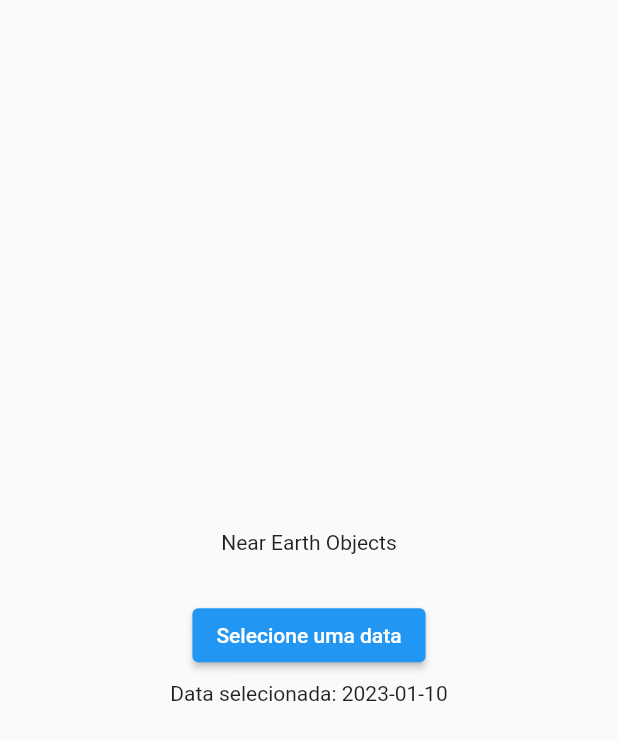
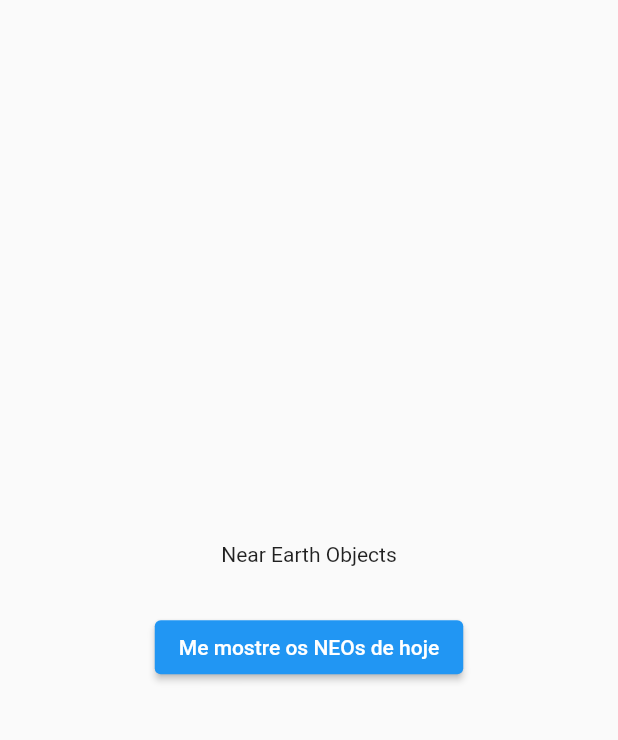
Before and after one commit to PedroMeerholz/NEO, a Flutter app: the screen it shows after launch, after a tap on "Entendi", on a phone screen of 412 x 824 dp. Shown: the top 740 px of the screen. Run offline on Flutter 3.47's test engine with Material 2 defaults, Android fonts, the phone set to English and light mode, and no system bars.

Commit message:
Ajustando a mensagem inicial e removendo a seleção de data

```diff
--- a/lib/pages/main_page.dart
+++ b/lib/pages/main_page.dart
@@ -15,16 +15,32 @@ class MainPageState extends State<MainPage> {
   List<Neo> neosContent = [];
 
   @override
+  void initState() {
+    Future.delayed(
+      Duration.zero,
+      () => showDialog(
+        context: context,
+        builder: (context) => AlertDialog(
+          title: const Text('Bem-vindo ao NEO'),
+          content: const Text(
+            'Este aplicativo tem como objetivo informar quais os NEOs (Objetos Próximos da Terra) no dia de hoje.',
+          ),
+          actions: [
+            TextButton(
+              onPressed: () {
+                Navigator.of(context).pop();
+              },
+              child: const Text('Entendi'),
+            ),
+          ],
+        ),
+      ),
+    );
+    super.initState();
+  }
+
+  @override
   Widget build(BuildContext context) {
-    Future.delayed(Duration.zero, () => showDialog(context: context, builder: (context) => AlertDialog(
-      title: const Text('Bem-vindo ao NEO'),
-      content: const Text('Este aplicativo tem como objetivo informar quais os NEOs (Objetos Próximos da Terra) no dia de hoje.'),
-      actions: [
-        TextButton(onPressed: () {
-          Navigator.of(context).pop();
-        }, child: const Text('Entendi'),),
-      ],
-    )));
     return SafeArea(
       child: Scaffold(
         body: Padding(
@@ -39,24 +55,12 @@ class MainPageState extends State<MainPage> {
                   padding: const EdgeInsets.only(top: 30, bottom: 7),
                   child: ElevatedButton(
                     onPressed: () {
-                      showDatePicker(
-                        context: context,
-                        initialDate: DateTime.now(),
-                        firstDate: DateTime(2000),
-                        lastDate: DateTime(3000),
-                      ).then((date) {
-                        String stringDate = date.toString();
-                        setState(() {
-                          this.selectedDateTime = stringDate.substring(0, 10);
-                        });
-                        searchNeosByDate();
-                        print(this.selectedDateTime);
-                      });
+                      searchNeosByDate();
+                      print(this.selectedDateTime);
                     },
-                    child: const Text('Selecione uma data'),
+                    child: const Text('Me mostre os NEOs de hoje'),
                   ),
                 ),
-                Text('Data selecionada: ${this.selectedDateTime}'),
                 Flexible(
                   child: showListView(),
                 ),
@@ -70,7 +74,7 @@ class MainPageState extends State<MainPage> {
 
   Future<void> searchNeosByDate() async {
     Requisiton req = Requisiton();
-    showSnackBar('Solicitando informações da NASA...', 30, Colors.lightBlue);
+    showSnackBar('Solicitando dados...', 60, Colors.lightBlue);
     List<Neo> response = await req.fetch(this.selectedDateTime!);
     setState(() {
       ScaffoldMessenger.of(context).clearSnackBars();
@@ -86,7 +90,6 @@ class MainPageState extends State<MainPage> {
       showSnackBar('Nenhum NEO foi mapeado para esta data!', 5, Colors.red);
     }
   }
-
 
   void showSnackBar(String text, int duration, Color backgroundColor) {
     ScaffoldMessenger.of(context).showSnackBar(
```
